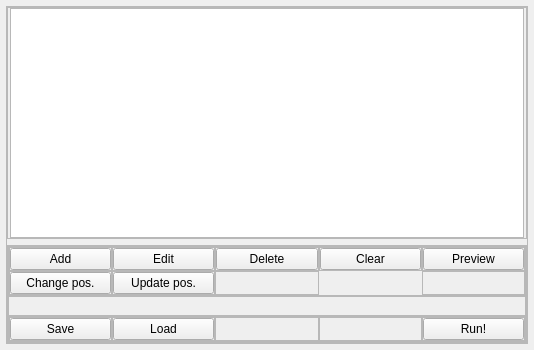
The window that mdma.ui (jakubwiktor/mdma) describes before a commit, drawn with Qt 5.
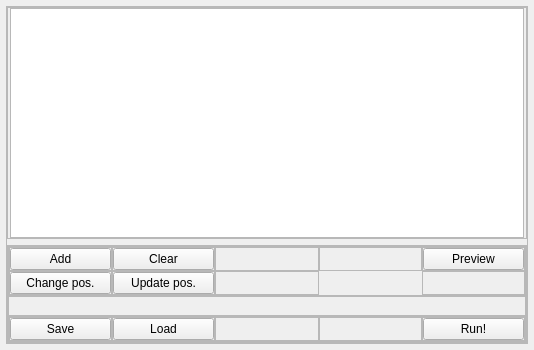
The same window after the commit.

Commit message: added table in add_configuration

```diff
--- a/mdma.ui
+++ b/mdma.ui
@@ -237,19 +237,6 @@
                 <property name="bottomMargin">
                  <number>0</number>
                 </property>
-                <item>
-                 <widget class="QPushButton" name="pushButton_deleteConfiguration">
-                  <property name="sizePolicy">
-                   <sizepolicy hsizetype="Minimum" vsizetype="Fixed">
-                    <horstretch>0</horstretch>
-                    <verstretch>0</verstretch>
-                   </sizepolicy>
-                  </property>
-                  <property name="text">
-                   <string>Delete</string>
-                  </property>
-                 </widget>
-                </item>
                </layout>
               </widget>
              </item>
@@ -278,7 +265,7 @@
                  <number>0</number>
                 </property>
                 <item>
-                 <widget class="QPushButton" name="pushButton_editConfiguration">
+                 <widget class="QPushButton" name="pushButton_clearConfiguration">
                   <property name="sizePolicy">
                    <sizepolicy hsizetype="Minimum" vsizetype="Fixed">
                     <horstretch>0</horstretch>
@@ -286,7 +273,7 @@
                    </sizepolicy>
                   </property>
                   <property name="text">
-                   <string>Edit</string>
+                   <string>Clear</string>
                   </property>
                  </widget>
                 </item>
@@ -383,19 +370,6 @@
                 <property name="bottomMargin">
                  <number>0</number>
                 </property>
-                <item>
-                 <widget class="QPushButton" name="pushButton_clearConfiguration">
-                  <property name="sizePolicy">
-                   <sizepolicy hsizetype="Minimum" vsizetype="Fixed">
-                    <horstretch>0</horstretch>
-                    <verstretch>0</verstretch>
-                   </sizepolicy>
-                  </property>
-                  <property name="text">
-                   <string>Clear</string>
-                  </property>
-                 </widget>
-                </item>
                </layout>
               </widget>
              </item>
```
Left out of the diff: 6 changed lines with no effect on the pictures. The commit also changes 7 other files.
